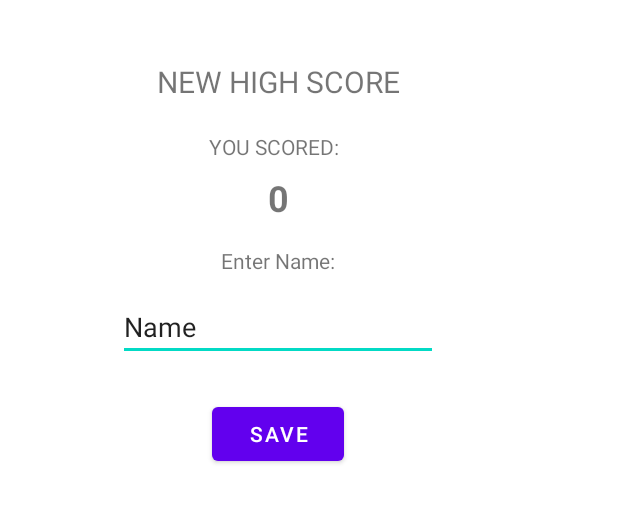
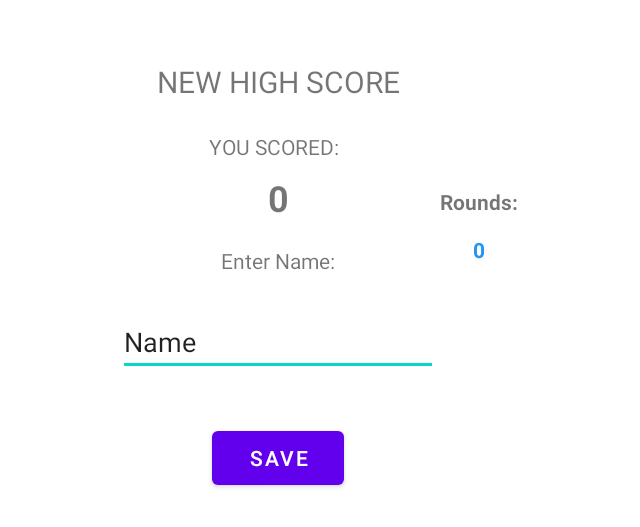
Before and after one commit to StevenK418/MemoryGameApp, an Android app: the NewHighScore screen opened directly, with no data from a screen before it, on a phone screen of 824 x 412 dp (held sideways). Shown: the top 527 px of the screen, without its empty margins (340-980 px from the left). Run offline under Robolectric (Android 15) with nearby library versions, the phone set to English and light mode, and no system bars.

Commit message:
=> Fixed Issue with High score name field being too close to submit button.

```diff
--- a/app/src/main/java/com/example/memorygameapp/HighScoreTable.java
+++ b/app/src/main/java/com/example/memorygameapp/HighScoreTable.java
@@ -33,6 +33,8 @@ public class HighScoreTable extends ListActivity {
      */
     public void doReturnToMain(View view)
     {
+        //Reset the game values for a new player or game
+        ScoreManager.ResetValues();
         Intent mainScreen = new Intent(this, MainActivity.class);
         startActivity(mainScreen);
     }
--- a/app/src/main/java/com/example/memorygameapp/NewHighScore.java
+++ b/app/src/main/java/com/example/memorygameapp/NewHighScore.java
@@ -13,6 +13,7 @@ public class NewHighScore extends AppCompatActivity {
 
     TextView scoreValue;
     EditText name;
+    TextView roundsValue;
 
     @Override
     protected void onCreate(Bundle savedInstanceState) {
@@ -21,21 +22,36 @@ public class NewHighScore extends AppCompatActivity {
         getSupportActionBar ().hide ();
 
         scoreValue = findViewById(R.id.txtScoreValue);
+        roundsValue = findViewById(R.id.roundsValue);
         name = findViewById(R.id.txtName);
         Intent intent = getIntent();
         int score = intent.getIntExtra("scoreValue", 0);
         scoreValue.setText(String.valueOf(score));
+        roundsValue.setText(String.valueOf(ScoreManager.round));
     }
 
-    //Save the high score to the database
+    /**
+     * Save teh new high score with username to the db
+     * @param view
+     */
     public void doSaveHighScore(View view)
     {
         //Get the name from the user
         ScoreManager.userName = String.valueOf(name.getText());
         ScoreManager.AddHighscore();
-
+        //Reset the game values for a new player or game
+        ScoreManager.ResetValues();
         //Load the high score table:
         Intent highscorescreen = new Intent(this, HighScoreTable.class);
         startActivity(highscorescreen);
     }
+
+    /**
+     * Clears the placeholder text from the name field on Click
+     * @param view
+     */
+    public void doClearText(View view)
+    {
+        name.setText("");
+    }
 }
--- a/app/src/main/java/com/example/memorygameapp/ScoreManager.java
+++ b/app/src/main/java/com/example/memorygameapp/ScoreManager.java
@@ -129,4 +129,14 @@ public class ScoreManager extends AppCompatActivity
     {
         db.addRecordToDatabase(new HighScore<HighScore>(userName, userScore));
     }
+
+    /**
+     * Resets the user's game information
+     */
+    public static void ResetValues()
+    {
+        round = 0;
+        userScore = 0;
+        userName = "";
+    }
 }
--- a/app/src/main/res/layout/activity_new_high_score.xml
+++ b/app/src/main/res/layout/activity_new_high_score.xml
@@ -70,10 +70,12 @@
         android:id="@+id/txtName"
         android:layout_width="wrap_content"
         android:layout_height="wrap_content"
-        android:layout_marginTop="12dp"
+        android:layout_marginTop="8dp"
         android:ems="10"
         android:inputType="textPersonName"
+        android:onClick="doClearText"
         android:text="Name"
+        app:layout_constraintBottom_toTopOf="@+id/guideline14"
         app:layout_constraintEnd_toStartOf="@+id/guideline7"
         app:layout_constraintStart_toStartOf="@+id/guideline6"
         app:layout_constraintTop_toBottomOf="@+id/textView6" />
@@ -87,8 +89,8 @@
         app:layout_constraintBottom_toTopOf="@+id/guideline11"
         app:layout_constraintEnd_toStartOf="@+id/guideline7"
         app:layout_constraintStart_toStartOf="@+id/guideline6"
-        app:layout_constraintTop_toBottomOf="@+id/txtName"
-        app:layout_constraintVertical_bias="0.757" />
+        app:layout_constraintTop_toTopOf="@+id/guideline14"
+        app:layout_constraintVertical_bias="1.0" />
 
     <androidx.constraintlayout.widget.Guideline
         android:id="@+id/guideline11"
@@ -96,7 +98,7 @@
         android:layout_height="wrap_content"
         android:orientation="horizontal"
         app:layout_constraintGuide_begin="20dp"
-        app:layout_constraintGuide_percent=".78" />
+        app:layout_constraintGuide_percent=".80" />
 
     <androidx.constraintlayout.widget.Guideline
         android:id="@+id/guideline12"
@@ -106,4 +108,49 @@
         app:layout_constraintGuide_begin="20dp"
         app:layout_constraintGuide_percent=".05" />
 
+    <TextView
+        android:id="@+id/textView2"
+        android:layout_width="wrap_content"
+        android:layout_height="wrap_content"
+        android:layout_marginTop="104dp"
+        android:layout_marginEnd="4dp"
+        android:text="Rounds:"
+        android:textAlignment="center"
+        android:textStyle="bold"
+        app:layout_constraintEnd_toStartOf="@+id/guideline7"
+        app:layout_constraintStart_toStartOf="@+id/guideline13"
+        app:layout_constraintTop_toTopOf="@+id/guideline12" />
+
+    <TextView
+        android:id="@+id/roundsValue"
+        android:layout_width="wrap_content"
+        android:layout_height="wrap_content"
+        android:layout_marginEnd="4dp"
+        android:text="0"
+        android:textAlignment="center"
+        android:textColor="#2196F3"
+        android:textSize="14sp"
+        android:textStyle="bold"
+        app:layout_constraintBottom_toTopOf="@+id/guideline11"
+        app:layout_constraintEnd_toStartOf="@+id/guideline7"
+        app:layout_constraintStart_toStartOf="@+id/guideline13"
+        app:layout_constraintTop_toBottomOf="@+id/textView2"
+        app:layout_constraintVertical_bias="0.075" />
+
+    <androidx.constraintlayout.widget.Guideline
+        android:id="@+id/guideline13"
+        android:layout_width="wrap_content"
+        android:layout_height="wrap_content"
+        android:orientation="vertical"
+        app:layout_constraintGuide_begin="20dp"
+        app:layout_constraintGuide_percent=".63" />
+
+    <androidx.constraintlayout.widget.Guideline
+        android:id="@+id/guideline14"
+        android:layout_width="wrap_content"
+        android:layout_height="wrap_content"
+        android:orientation="horizontal"
+        app:layout_constraintGuide_begin="20dp"
+        app:layout_constraintGuide_percent=".64" />
+
 </androidx.constraintlayout.widget.ConstraintLayout>
```
